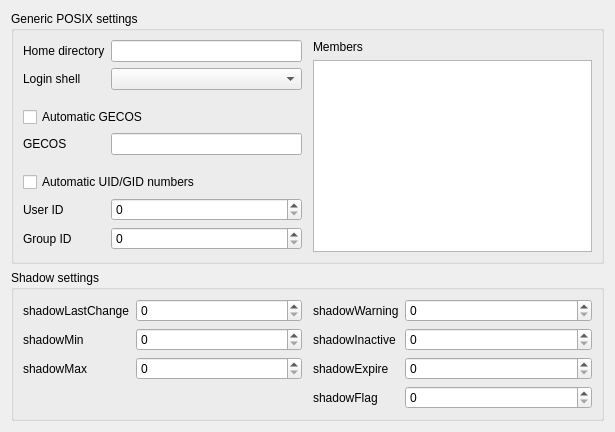
This is agent/src/clacks/agent/data/templates/default/posix-user.ui in gonicus/clacks as Qt 5 draws it before an edit. The edited form follows.
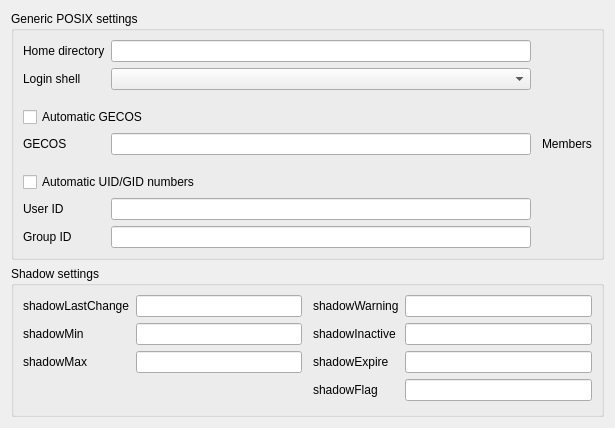
This is the edited form. Icons and pictures are not drawn.

```diff
--- a/agent/src/clacks/agent/data/templates/default/posix-user.ui
+++ b/agent/src/clacks/agent/data/templates/default/posix-user.ui
@@ -66,7 +66,7 @@
            </widget>
           </item>
           <item row="7" column="1">
-           <widget class="QSpinBox" name="uidNumberEdit"/>
+           <widget class="QLineEdit" name="uidNumberEdit"/>
           </item>
           <item row="8" column="0">
            <widget class="QLabel" name="gidNumberLabel">
@@ -76,7 +76,7 @@
            </widget>
           </item>
           <item row="8" column="1">
-           <widget class="QSpinBox" name="gidNumberEdit"/>
+           <widget class="QLineEdit" name="gidNumberEdit"/>
           </item>
           <item row="3" column="0" colspan="2">
            <widget class="QCheckBox" name="checkBox">
@@ -151,6 +151,7 @@
             </property>
            </widget>
           </item>
+	  <!-- Wait for availibility
           <item>
            <widget class="QListWidget" name="memberUidEdit">
             <property name="sizePolicy">
@@ -173,6 +174,7 @@
             </property>
            </widget>
           </item>
+         -->
          </layout>
         </item>
        </layout>
@@ -198,7 +200,7 @@
            </widget>
           </item>
           <item row="0" column="1">
-           <widget class="QSpinBox" name="shadowLastChangeEdit"/>
+           <widget class="QLineEdit" name="shadowLastChangeEdit"/>
           </item>
           <item row="1" column="0">
            <widget class="QLabel" name="shadowMinLabel">
@@ -208,7 +210,7 @@
            </widget>
           </item>
           <item row="1" column="1">
-           <widget class="QSpinBox" name="shadowMinEdit"/>
+           <widget class="QLineEdit" name="shadowMinEdit"/>
           </item>
           <item row="2" column="0">
            <widget class="QLabel" name="shadowMaxLabel">
@@ -218,7 +220,7 @@
            </widget>
           </item>
           <item row="2" column="1">
-           <widget class="QSpinBox" name="shadowMaxEdit"/>
+           <widget class="QLineEdit" name="shadowMaxEdit"/>
           </item>
          </layout>
         </item>
@@ -248,7 +250,7 @@
            </widget>
           </item>
           <item row="0" column="1">
-           <widget class="QSpinBox" name="shadowWarningEdit"/>
+           <widget class="QLineEdit" name="shadowWarningEdit"/>
           </item>
           <item row="1" column="0">
            <widget class="QLabel" name="shadowInactiveLabel">
@@ -258,7 +260,7 @@
            </widget>
           </item>
           <item row="1" column="1">
-           <widget class="QSpinBox" name="shadowInactiveEdit"/>
+           <widget class="QLineEdit" name="shadowInactiveEdit"/>
           </item>
           <item row="2" column="0">
            <widget class="QLabel" name="shadowExpireLabel">
@@ -268,7 +270,7 @@
            </widget>
           </item>
           <item row="2" column="1">
-           <widget class="QSpinBox" name="shadowExpireEdit"/>
+           <widget class="QLineEdit" name="shadowExpireEdit"/>
           </item>
           <item row="3" column="0">
            <widget class="QLabel" name="shadowFlagLabel">
@@ -278,7 +280,7 @@
            </widget>
           </item>
           <item row="3" column="1">
-           <widget class="QSpinBox" name="shadowFlagEdit"/>
+           <widget class="QLineEdit" name="shadowFlagEdit"/>
           </item>
          </layout>
         </item>
```
